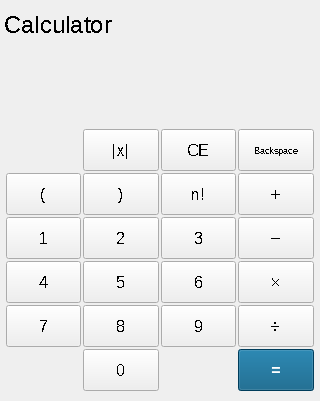
dungquach12/Calculator-Qt-App, file mainwindow.ui: the form before one commit.
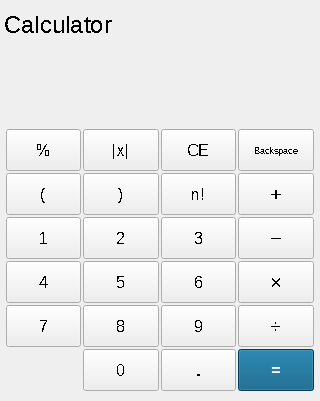
The form after the commit.

Diff of the .ui file:
```diff
--- a/mainwindow.ui
+++ b/mainwindow.ui
@@ -599,7 +599,7 @@
         </property>
         <property name="font">
          <font>
-          <pointsize>14</pointsize>
+          <pointsize>15</pointsize>
           <stylestrategy>NoAntialias</stylestrategy>
           <kerning>false</kerning>
          </font>
@@ -637,7 +637,7 @@
         </property>
         <property name="font">
          <font>
-          <pointsize>14</pointsize>
+          <pointsize>15</pointsize>
           <stylestrategy>NoAntialias</stylestrategy>
           <kerning>false</kerning>
          </font>
@@ -675,7 +675,7 @@
         </property>
         <property name="font">
          <font>
-          <pointsize>14</pointsize>
+          <pointsize>15</pointsize>
           <stylestrategy>NoAntialias</stylestrategy>
           <kerning>false</kerning>
          </font>
@@ -713,7 +713,7 @@
         </property>
         <property name="font">
          <font>
-          <pointsize>14</pointsize>
+          <pointsize>15</pointsize>
           <stylestrategy>NoAntialias</stylestrategy>
           <kerning>false</kerning>
          </font>
@@ -858,6 +858,47 @@
         </property>
        </widget>
       </item>
+      <item row="0" column="0">
+       <widget class="QPushButton" name="button_percent">
+        <property name="minimumSize">
+         <size>
+          <width>70</width>
+          <height>42</height>
+         </size>
+        </property>
+        <property name="font">
+         <font>
+          <pointsize>12</pointsize>
+          <stylestrategy>NoAntialias</stylestrategy>
+          <kerning>false</kerning>
+         </font>
+        </property>
+        <property name="text">
+         <string>%</string>
+        </property>
+       </widget>
+      </item>
+      <item row="6" column="2">
+       <widget class="QPushButton" name="pushButton">
+        <property name="minimumSize">
+         <size>
+          <width>70</width>
+          <height>42</height>
+         </size>
+        </property>
+        <property name="font">
+         <font>
+          <pointsize>13</pointsize>
+          <bold>true</bold>
+          <stylestrategy>NoAntialias</stylestrategy>
+          <kerning>false</kerning>
+         </font>
+        </property>
+        <property name="text">
+         <string>.</string>
+        </property>
+       </widget>
+      </item>
      </layout>
     </item>
    </layout>
```
Left out of the diff: 57 changed lines with no effect on the pictures.
